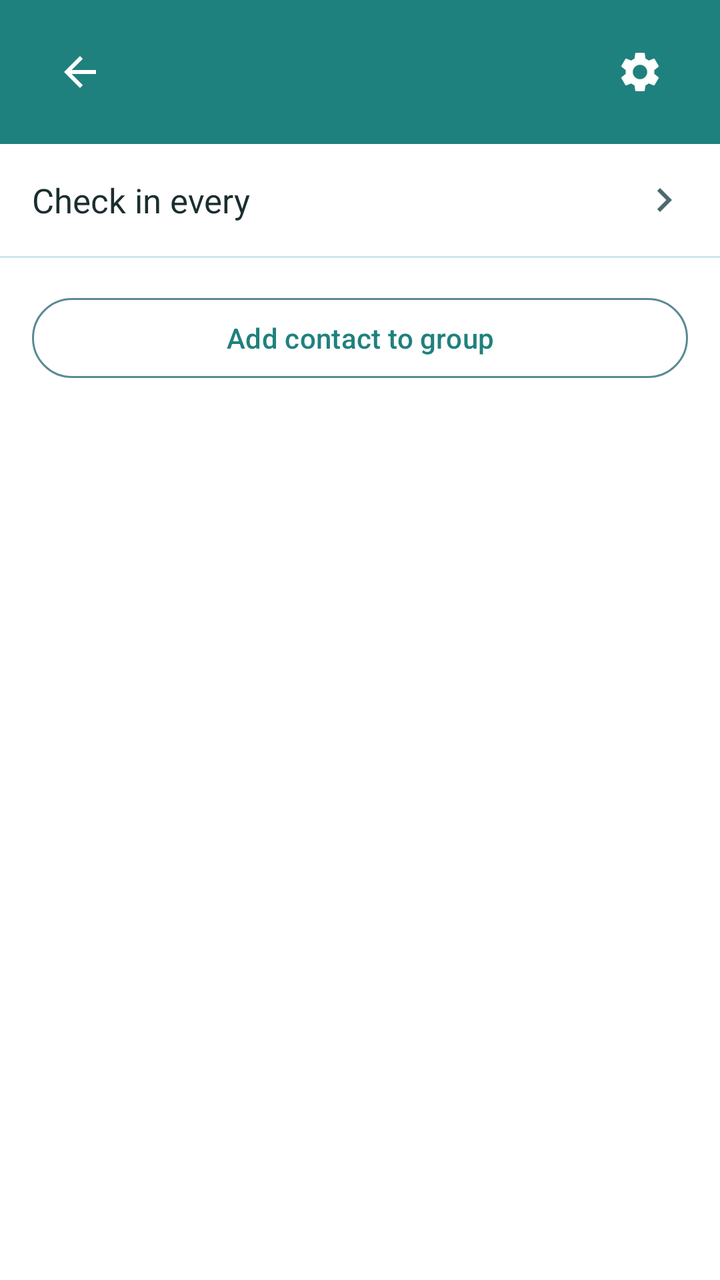
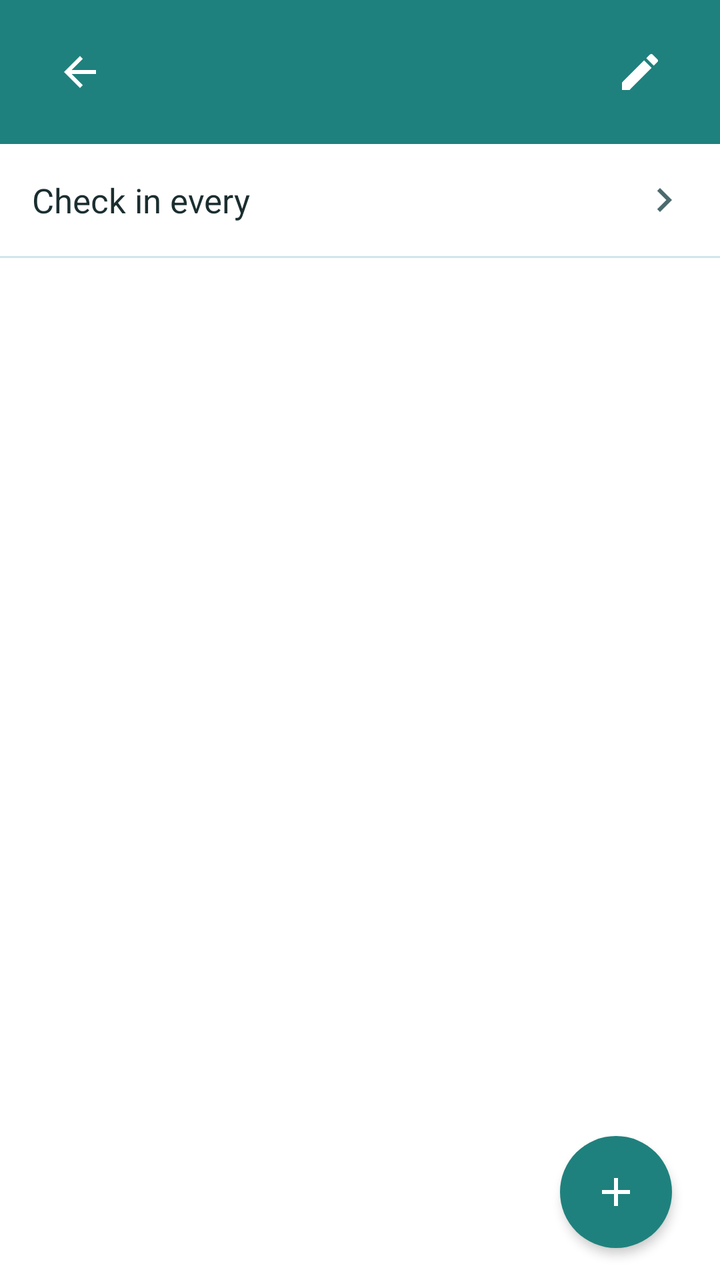

Two renders of the same Android screen: before a commit and after it. Below are the layout's source before the change and the commit's diff.
<!-- AndroidManifest.xml: application theme Theme.FriendMinder -->
<!-- res/layout/fragment_group_detail.xml -->
<?xml version="1.0" encoding="utf-8"?>
<LinearLayout xmlns:android="http://schemas.android.com/apk/res/android"
    xmlns:app="http://schemas.android.com/apk/res-auto"
    android:layout_width="match_parent"
    android:layout_height="match_parent"
    android:orientation="vertical">

    
    <LinearLayout
        android:id="@+id/headerContainer"
        android:layout_width="match_parent"
        android:layout_height="wrap_content"
        android:orientation="vertical"
        android:background="@color/fm_header">

        <View
            android:id="@+id/statusBarSpacer"
            android:layout_width="match_parent"
            android:layout_height="0dp" />

        <FrameLayout
            android:layout_width="match_parent"
            android:layout_height="@dimen/fm_home_header_height">

            <ImageButton
                android:id="@+id/backButton"
                android:layout_width="48dp"
                android:layout_height="48dp"
                android:layout_gravity="start|center_vertical"
                android:layout_marginStart="16dp"
                android:padding="12dp"
                android:background="?attr/selectableItemBackgroundBorderless"
                android:src="@drawable/ic_arrow_back"
                app:tint="@color/fm_on_primary"
                android:contentDescription="@string/content_desc_back" />

            <TextView
                android:id="@+id/headerTitle"
                android:layout_width="wrap_content"
                android:layout_height="wrap_content"
                android:layout_gravity="start|center_vertical"
                android:layout_marginStart="72dp"
                android:layout_marginEnd="72dp"
                android:textColor="@color/fm_on_primary"
                android:textSize="@dimen/fm_header_title_size"
                android:maxLines="1"
                android:ellipsize="end" />

            <ImageButton
                android:id="@+id/headerActionButton"
                android:layout_width="48dp"
                android:layout_height="48dp"
                android:layout_gravity="end|center_vertical"
                android:layout_marginEnd="16dp"
                android:padding="12dp"
                android:background="?attr/selectableItemBackgroundBorderless"
                android:src="@drawable/ic_settings"
                app:tint="@color/fm_on_primary"
                android:contentDescription="@string/title_edit_group" />
        </FrameLayout>
    </LinearLayout>

    
    <LinearLayout
        android:id="@+id/checkInFrequencyRow"
        android:layout_width="match_parent"
        android:layout_height="56dp"
        android:orientation="horizontal"
        android:gravity="center_vertical"
        android:paddingStart="@dimen/fm_space_4"
        android:paddingEnd="@dimen/fm_space_4"
        android:background="@drawable/bg_home_row_ripple"
        android:clickable="true"
        android:focusable="true">

        <TextView
            android:layout_width="0dp"
            android:layout_height="wrap_content"
            android:layout_weight="1"
            android:text="@string/label_group_checkin_frequency"
            android:textSize="17sp"
            android:textColor="@color/fm_ink" />

        <TextView
            android:id="@+id/groupFrequencyValue"
            android:layout_width="wrap_content"
            android:layout_height="wrap_content"
            android:layout_marginEnd="@dimen/fm_space_2"
            android:textSize="16sp"
            android:textColor="@color/fm_ink_dim" />

        <ImageView
            android:layout_width="24dp"
            android:layout_height="24dp"
            android:src="@drawable/ic_chevron_right"
            android:importantForAccessibility="no" />
    </LinearLayout>

    <View
        android:layout_width="match_parent"
        android:layout_height="1dp"
        android:background="@color/fm_divider" />

    <TextView
        android:id="@+id/emptyStateText"
        android:layout_width="match_parent"
        android:layout_height="wrap_content"
        android:gravity="center"
        android:padding="@dimen/fm_space_8"
        android:text="@string/label_group_no_members"
        android:textAppearance="?attr/textAppearanceBodyLarge"
        android:visibility="gone" />

    <androidx.recyclerview.widget.RecyclerView
        android:id="@+id/memberRecyclerView"
        android:layout_width="match_parent"
        android:layout_height="0dp"
        android:layout_weight="1"
        android:visibility="gone" />

    <Button
        android:id="@+id/addContactButton"
        style="@style/Widget.Material3.Button.OutlinedButton"
        android:layout_width="match_parent"
        android:layout_height="48dp"
        android:layout_margin="@dimen/fm_space_4"
        android:text="@string/action_add_contact_to_group" />
</LinearLayout>
<!-- resources referenced by this layout -->
<resources>
  <color name="fm_divider">#CFE7EA</color>
  <color name="fm_header">#1F817D</color>
  <color name="fm_ink">#1B2E30</color>
  <color name="fm_ink_dim">#4C6A6E</color>
  <color name="fm_on_primary">#FFFFFF</color>
  <dimen name="fm_header_title_size">30sp</dimen>
  <dimen name="fm_home_header_height">72dp</dimen>
  <dimen name="fm_space_2">8dp</dimen>
  <dimen name="fm_space_4">16dp</dimen>
  <dimen name="fm_space_8">32dp</dimen>
  <!-- drawable bg_home_row_ripple (drawable) -->
  <?xml version="1.0" encoding="utf-8"?>
  <ripple xmlns:android="http://schemas.android.com/apk/res/android"
      android:color="#1F1F817D" />
  <!-- drawable ic_arrow_back (drawable) -->
  <vector xmlns:android="http://schemas.android.com/apk/res/android"
      android:width="24dp"
      android:height="24dp"
      android:viewportWidth="24"
      android:viewportHeight="24"
      android:tint="?attr/colorOnSurface">
      <path
          android:fillColor="@android:color/white"
          android:pathData="M20,11H7.83l5.59,-5.59L12,4l-8,8 8,8 1.41,-1.41L7.83,13H20v-2z" />
  </vector>
  <!-- drawable ic_chevron_right (drawable) -->
  <vector xmlns:android="http://schemas.android.com/apk/res/android"
      android:width="24dp"
      android:height="24dp"
      android:viewportWidth="24"
      android:viewportHeight="24"
      android:tint="?attr/colorOnSurfaceVariant">
      <path
          android:fillColor="@android:color/white"
          android:pathData="M8.59,16.59L13.17,12 8.59,7.41 10,6l6,6 -6,6z" />
  </vector>
  <!-- drawable ic_settings (drawable) -->
  <vector xmlns:android="http://schemas.android.com/apk/res/android"
      android:width="24dp"
      android:height="24dp"
      android:viewportWidth="24"
      android:viewportHeight="24"
      android:tint="?attr/colorOnSurface">
      <path
          android:fillColor="@android:color/white"
          android:pathData="M19.14,12.94c0.04,-0.3 0.06,-0.61 0.06,-0.94c0,-0.32 -0.02,-0.64 -0.07,-0.94l2.03,-1.58c0.18,-0.14 0.23,-0.41 0.12,-0.61l-1.92,-3.32c-0.12,-0.22 -0.37,-0.29 -0.59,-0.22l-2.39,0.96c-0.5,-0.38 -1.03,-0.7 -1.62,-0.94L14.4,2.81c-0.04,-0.24 -0.24,-0.41 -0.48,-0.41h-3.84c-0.24,0 -0.43,0.17 -0.47,0.41L9.25,5.35C8.66,5.59 8.12,5.92 7.63,6.29L5.24,5.33c-0.22,-0.08 -0.47,0 -0.59,0.22L2.74,8.87c-0.12,0.21 -0.08,0.47 0.12,0.61l2.03,1.58C4.84,11.36 4.8,11.69 4.8,12s0.02,0.64 0.07,0.94l-2.03,1.58c-0.18,0.14 -0.23,0.41 -0.12,0.61l1.92,3.32c0.12,0.22 0.37,0.29 0.59,0.22l2.39,-0.96c0.5,0.38 1.03,0.7 1.62,0.94l0.36,2.54c0.05,0.24 0.24,0.41 0.48,0.41h3.84c0.24,0 0.44,-0.17 0.47,-0.41l0.36,-2.54c0.59,-0.24 1.13,-0.56 1.62,-0.94l2.39,0.96c0.22,0.08 0.47,0 0.59,-0.22l1.92,-3.32c0.12,-0.22 0.07,-0.47 -0.12,-0.61L19.14,12.94zM12,15.6c-1.98,0 -3.6,-1.62 -3.6,-3.6s1.62,-3.6 3.6,-3.6s3.6,1.62 3.6,3.6S13.98,15.6 12,15.6z" />
  </vector>
  <string name="action_add_contact_to_group">Add contact to group</string>
  <string name="content_desc_back">Back</string>
  <string name="label_group_checkin_frequency">Check in every</string>
  <string name="label_group_no_members">No members yet</string>
  <string name="title_edit_group">Edit Group</string>
  <color name="fm_primary">#1F817D</color>
  <color name="fm_primary_container">#B0E8E6</color>
  <color name="fm_on_primary_container">#195556</color>
  <color name="fm_secondary">#5ABBEB</color>
  <color name="fm_on_secondary">#0A2E31</color>
  <color name="fm_secondary_container">#D6EBF8</color>
  <color name="fm_on_secondary_container">#0A2E31</color>
  <color name="fm_surface">#FFFFFF</color>
  <color name="fm_surface_variant">#D3E9F4</color>
  <color name="fm_outline">#5A8A92</color>
  <color name="fm_error">#B3261E</color>
  <color name="fm_error_container">#F9DEDC</color>
  <color name="fm_on_error_container">#410E0B</color>
  <!-- unchanged entries left out for length: 1 -->
</resources>

<!-- the commit's change to res/layout/fragment_group_detail.xml (unified diff, before → after) -->
@@ -1,128 +1,165 @@
 <?xml version="1.0" encoding="utf-8"?>
-<LinearLayout xmlns:android="http://schemas.android.com/apk/res/android"
+<FrameLayout xmlns:android="http://schemas.android.com/apk/res/android"
     xmlns:app="http://schemas.android.com/apk/res-auto"
     android:layout_width="match_parent"
     android:layout_height="match_parent"
-    android:orientation="vertical">
+    android:background="@color/fm_surface">
 
-    
     <LinearLayout
-        android:id="@+id/headerContainer"
         android:layout_width="match_parent"
-        android:layout_height="wrap_content"
-        android:orientation="vertical"
-        android:background="@color/fm_header">
+        android:layout_height="match_parent"
+        android:orientation="vertical">
+
+        <LinearLayout
+            android:id="@+id/headerContainer"
+            android:layout_width="match_parent"
+            android:layout_height="wrap_content"
+            android:orientation="vertical"
+            android:background="@color/fm_header">
+
+            <View
+                android:id="@+id/statusBarSpacer"
+                android:layout_width="match_parent"
+                android:layout_height="0dp" />
+
+            <FrameLayout
+                android:layout_width="match_parent"
+                android:layout_height="@dimen/fm_home_header_height">
+
+                <ImageButton
+                    android:id="@+id/backButton"
+                    android:layout_width="48dp"
+                    android:layout_height="48dp"
+                    android:layout_gravity="start|center_vertical"
+                    android:layout_marginStart="16dp"
+                    android:padding="12dp"
+                    android:background="?attr/selectableItemBackgroundBorderless"
+                    android:src="@drawable/ic_arrow_back"
+                    app:tint="@color/fm_on_primary"
+                    android:contentDescription="@string/content_desc_back" />
+
+                <TextView
+                    android:id="@+id/headerTitle"
+                    android:layout_width="wrap_content"
+                    android:layout_height="wrap_content"
+                    android:layout_gravity="start|center_vertical"
+                    android:layout_marginStart="72dp"
+                    android:layout_marginEnd="72dp"
+                    android:textColor="@color/fm_on_primary"
+                    android:textSize="@dimen/fm_header_title_size"
+                    android:maxLines="1"
+                    android:ellipsize="end" />
+
+                <ImageButton
+                    android:id="@+id/headerActionButton"
+                    android:layout_width="48dp"
+                    android:layout_height="48dp"
+                    android:layout_gravity="end|center_vertical"
+                    android:layout_marginEnd="16dp"
+                    android:padding="12dp"
+                    android:background="?attr/selectableItemBackgroundBorderless"
+                    android:src="@drawable/ic_edit"
+                    app:tint="@color/fm_on_primary"
+                    android:contentDescription="@string/title_edit_group" />
+            </FrameLayout>
+        </LinearLayout>
+
+        
+        <LinearLayout
+            android:id="@+id/checkInFrequencyRow"
+            android:layout_width="match_parent"
+            android:layout_height="56dp"
+            android:orientation="horizontal"
+            android:gravity="center_vertical"
+            android:paddingStart="@dimen/fm_space_4"
+            android:paddingEnd="@dimen/fm_space_4"
+            android:background="@drawable/bg_home_row_ripple"
+            android:clickable="true"
+            android:focusable="true">
+
+            <TextView
+                android:layout_width="0dp"
+                android:layout_height="wrap_content"
+                android:layout_weight="1"
+                android:text="@string/label_group_checkin_frequency"
+                android:textSize="17sp"
+                android:textColor="@color/fm_ink" />
+
+            <TextView
+                android:id="@+id/groupFrequencyValue"
+                android:layout_width="wrap_content"
+                android:layout_height="wrap_content"
+                android:layout_marginEnd="@dimen/fm_space_2"
+                android:textSize="16sp"
+                android:textColor="@color/fm_ink_dim" />
+
+            <ImageView
+                android:layout_width="24dp"
+                android:layout_height="24dp"
+                android:src="@drawable/ic_chevron_right"
+                android:importantForAccessibility="no" />
+        </LinearLayout>
 
         <View
-            android:id="@+id/statusBarSpacer"
             android:layout_width="match_parent"
-            android:layout_height="0dp" />
+            android:layout_height="1dp"
+            android:background="@color/fm_divider" />
 
         <FrameLayout
             android:layout_width="match_parent"
-            android:layout_height="@dimen/fm_home_header_height">
+            android:layout_height="0dp"
+            android:layout_weight="1">
 
-            <ImageButton
-                android:id="@+id/backButton"
-                android:layout_width="48dp"
-                android:layout_height="48dp"
-                android:layout_gravity="start|center_vertical"
-                android:layout_marginStart="16dp"
-                android:padding="12dp"
-                android:background="?attr/selectableItemBackgroundBorderless"
-                android:src="@drawable/ic_arrow_back"
-                app:tint="@color/fm_on_primary"
-                android:contentDescription="@string/content_desc_back" />
+            
+            <LinearLayout
+                android:id="@+id/emptyStateContainer"
+                android:layout_width="match_parent"
+                android:layout_height="wrap_content"
+                android:layout_gravity="center"
+                android:orientation="vertical"
+                android:gravity="center"
+                android:padding="@dimen/fm_space_8"
+                android:visibility="gone">
 
-            <TextView
-                android:id="@+id/headerTitle"
-                android:layout_width="wrap_content"
-                android:layout_height="wrap_content"
-                android:layout_gravity="start|center_vertical"
-                android:layout_marginStart="72dp"
-                android:layout_marginEnd="72dp"
-                android:textColor="@color/fm_on_primary"
-                android:textSize="@dimen/fm_header_title_size"
-                android:maxLines="1"
-                android:ellipsize="end" />
+                <TextView
+                    android:layout_width="wrap_content"
+                    android:layout_height="wrap_content"
+                    android:text="@string/label_group_no_members"
+                    android:textAppearance="?attr/textAppearanceBodyLarge"
+                    android:layout_marginBottom="@dimen/fm_space_4" />
 
-            <ImageButton
-                android:id="@+id/headerActionButton"
-                android:layout_width="48dp"
-                android:layout_height="48dp"
-                android:layout_gravity="end|center_vertical"
-                android:layout_marginEnd="16dp"
-                android:padding="12dp"
-                android:background="?attr/selectableItemBackgroundBorderless"
-                android:src="@drawable/ic_settings"
-                app:tint="@color/fm_on_primary"
-                android:contentDescription="@string/title_edit_group" />
+                <Button
+                    android:id="@+id/addMemberButton"
+                    style="@style/Widget.Material3.Button"
+                    android:layout_width="wrap_content"
+                    android:layout_height="wrap_content"
+                    android:text="@string/action_add_contact_to_group" />
+            </LinearLayout>
+
+            
+            <androidx.recyclerview.widget.RecyclerView
+                android:id="@+id/memberRecyclerView"
+                android:layout_width="match_parent"
+                android:layout_height="match_parent"
+                android:clipToPadding="false"
+                android:paddingBottom="@dimen/fm_home_list_bottom_padding"
+                android:visibility="gone" />
         </FrameLayout>
     </LinearLayout>
 
     
-    <LinearLayout
-        android:id="@+id/checkInFrequencyRow"
-        android:layout_width="match_parent"
-        android:layout_height="56dp"
-        android:orientation="horizontal"
-        android:gravity="center_vertical"
-        android:paddingStart="@dimen/fm_space_4"
-        android:paddingEnd="@dimen/fm_space_4"
-        android:background="@drawable/bg_home_row_ripple"
-        android:clickable="true"
-        android:focusable="true">
+    <com.google.android.material.floatingactionbutton.FloatingActionButton
+        android:id="@+id/addContactFab"
+        android:layout_width="wrap_content"
+        android:layout_height="wrap_content"
+        android:layout_gravity="bottom|end"
+        android:layout_marginEnd="@dimen/fm_space_6"
+        android:layout_marginBottom="@dimen/fm_space_4"
+        android:contentDescription="@string/action_add_contact_to_group"
+        app:elevation="3dp"
+        app:backgroundTint="@color/fm_primary"
+        app:tint="@color/fm_on_primary"
+        app:shapeAppearanceOverlay="@style/ShapeAppearanceOverlay.MaterialComponents.FloatingActionButton"
+        app:srcCompat="@drawable/ic_add" />
 
-        <TextView
-            android:layout_width="0dp"
-            android:layout_height="wrap_content"
-            android:layout_weight="1"
-            android:text="@string/label_group_checkin_frequency"
-            android:textSize="17sp"
-            android:textColor="@color/fm_ink" />
-
-        <TextView
-            android:id="@+id/groupFrequencyValue"
-            android:layout_width="wrap_content"
-            android:layout_height="wrap_content"
-            android:layout_marginEnd="@dimen/fm_space_2"
-            android:textSize="16sp"
-            android:textColor="@color/fm_ink_dim" />
-
-        <ImageView
-            android:layout_width="24dp"
-            android:layout_height="24dp"
-            android:src="@drawable/ic_chevron_right"
-            android:importantForAccessibility="no" />
-    </LinearLayout>
-
-    <View
-        android:layout_width="match_parent"
-        android:layout_height="1dp"
-        android:background="@color/fm_divider" />
-
-    <TextView
-        android:id="@+id/emptyStateText"
-        android:layout_width="match_parent"
-        android:layout_height="wrap_content"
-        android:gravity="center"
-        android:padding="@dimen/fm_space_8"
-        android:text="@string/label_group_no_members"
-        android:textAppearance="?attr/textAppearanceBodyLarge"
-        android:visibility="gone" />
-
-    <androidx.recyclerview.widget.RecyclerView
-        android:id="@+id/memberRecyclerView"
-        android:layout_width="match_parent"
-        android:layout_height="0dp"
-        android:layout_weight="1"
-        android:visibility="gone" />
-
-    <Button
-        android:id="@+id/addContactButton"
-        style="@style/Widget.Material3.Button.OutlinedButton"
-        android:layout_width="match_parent"
-        android:layout_height="48dp"
-        android:layout_margin="@dimen/fm_space_4"
-        android:text="@string/action_add_contact_to_group" />
-</LinearLayout>
+</FrameLayout>
<!-- resource entries referenced after the edit -->
@@ -7,13 +7,26 @@
   <color name="fm_on_primary">#FFFFFF</color>
   <dimen name="fm_header_title_size">30sp</dimen>
   <dimen name="fm_home_header_height">72dp</dimen>
+  <dimen name="fm_home_list_bottom_padding">88dp</dimen>
   <dimen name="fm_space_2">8dp</dimen>
   <dimen name="fm_space_4">16dp</dimen>
+  <dimen name="fm_space_6">24dp</dimen>
   <dimen name="fm_space_8">32dp</dimen>
   <!-- drawable bg_home_row_ripple (drawable) -->
   <?xml version="1.0" encoding="utf-8"?>
   <ripple xmlns:android="http://schemas.android.com/apk/res/android"
       android:color="#1F1F817D" />
+  <!-- drawable ic_add (drawable) -->
+  <vector xmlns:android="http://schemas.android.com/apk/res/android"
+      android:width="24dp"
+      android:height="24dp"
+      android:viewportWidth="24"
+      android:viewportHeight="24"
+      android:tint="?attr/colorOnSurface">
+      <path
+          android:fillColor="@android:color/white"
+          android:pathData="M19,13h-6v6h-2v-6H5v-2h6V5h2v6h6v2z" />
+  </vector>
   <!-- drawable ic_arrow_back (drawable) -->
   <vector xmlns:android="http://schemas.android.com/apk/res/android"
       android:width="24dp"
@@ -36,7 +49,7 @@
           android:fillColor="@android:color/white"
           android:pathData="M8.59,16.59L13.17,12 8.59,7.41 10,6l6,6 -6,6z" />
   </vector>
-  <!-- drawable ic_settings (drawable) -->
+  <!-- drawable ic_edit (drawable) -->
   <vector xmlns:android="http://schemas.android.com/apk/res/android"
       android:width="24dp"
       android:height="24dp"
@@ -45,7 +58,7 @@
       android:tint="?attr/colorOnSurface">
       <path
           android:fillColor="@android:color/white"
-          android:pathData="M19.14,12.94c0.04,-0.3 0.06,-0.61 0.06,-0.94c0,-0.32 -0.02,-0.64 -0.07,-0.94l2.03,-1.58c0.18,-0.14 0.23,-0.41 0.12,-0.61l-1.92,-3.32c-0.12,-0.22 -0.37,-0.29 -0.59,-0.22l-2.39,0.96c-0.5,-0.38 -1.03,-0.7 -1.62,-0.94L14.4,2.81c-0.04,-0.24 -0.24,-0.41 -0.48,-0.41h-3.84c-0.24,0 -0.43,0.17 -0.47,0.41L9.25,5.35C8.66,5.59 8.12,5.92 7.63,6.29L5.24,5.33c-0.22,-0.08 -0.47,0 -0.59,0.22L2.74,8.87c-0.12,0.21 -0.08,0.47 0.12,0.61l2.03,1.58C4.84,11.36 4.8,11.69 4.8,12s0.02,0.64 0.07,0.94l-2.03,1.58c-0.18,0.14 -0.23,0.41 -0.12,0.61l1.92,3.32c0.12,0.22 0.37,0.29 0.59,0.22l2.39,-0.96c0.5,0.38 1.03,0.7 1.62,0.94l0.36,2.54c0.05,0.24 0.24,0.41 0.48,0.41h3.84c0.24,0 0.44,-0.17 0.47,-0.41l0.36,-2.54c0.59,-0.24 1.13,-0.56 1.62,-0.94l2.39,0.96c0.22,0.08 0.47,0 0.59,-0.22l1.92,-3.32c0.12,-0.22 0.07,-0.47 -0.12,-0.61L19.14,12.94zM12,15.6c-1.98,0 -3.6,-1.62 -3.6,-3.6s1.62,-3.6 3.6,-3.6s3.6,1.62 3.6,3.6S13.98,15.6 12,15.6z" />
+          android:pathData="M3,17.25V21h3.75L17.81,9.94l-3.75-3.75L3,17.25zM20.71,7.04c0.39,-0.39 0.39,-1.02 0,-1.41l-2.34,-2.34c-0.39,-0.39 -1.02,-0.39 -1.41,0l-1.83,1.83 3.75,3.75 1.83,-1.83z" />
   </vector>
   <string name="action_add_contact_to_group">Add contact to group</string>
   <string name="content_desc_back">Back</string>
